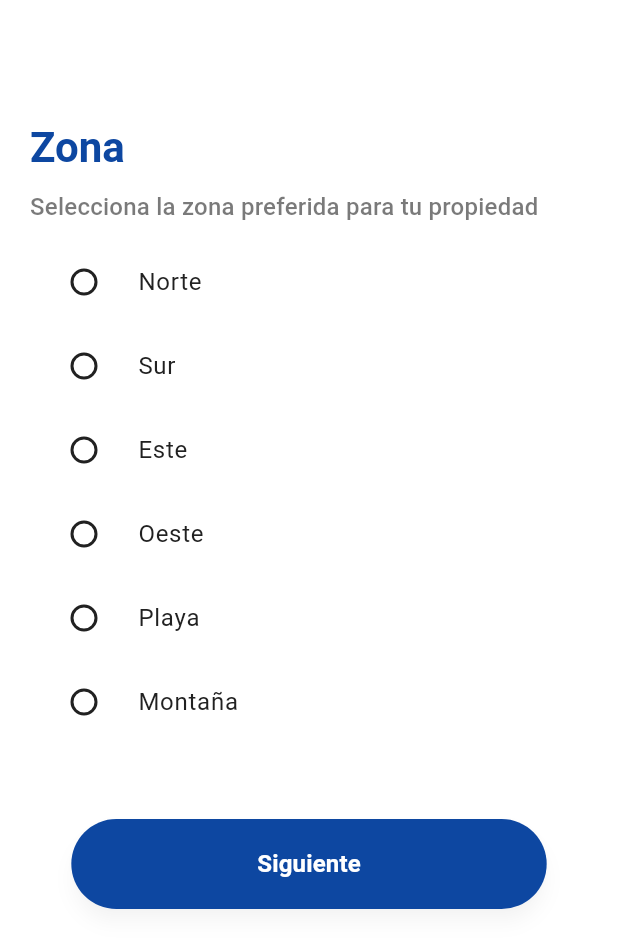
After one commit to Danie0822/habbit_mobil_flutter, a Flutter app: the ZoneScreen screen opened directly, on a phone screen of 412 x 824 dp. The commit adds this screen. Shown: the top 948 px of the screen. Run offline on Flutter 3.47's test engine with Material 3 defaults, Android fonts, the phone set to English and light mode, and no system bars; our stand-ins replace animated_bottom_navigation_bar, go_router.

Commit message:
Cambios en pantalla de zonas

```diff
--- a/lib/routes/app_router.dart
+++ b/lib/routes/app_router.dart
@@ -6,7 +6,7 @@ final GoRouter router = GoRouter(
   routes: [
     GoRoute(
       path: '/',
-      builder: (context, state) => LoginScreen(),
+      builder: (context, state) => const LoginScreen(),
     ),
     GoRoute(
       path: '/main',
--- a/lib/screens/screens.dart
+++ b/lib/screens/screens.dart
@@ -7,3 +7,4 @@ export 'package:habbit_mobil_flutter/screens/main_screen.dart';
 export 'package:habbit_mobil_flutter/screens/login_screen.dart';
 export 'package:habbit_mobil_flutter/screens/register_screen.dart';
 export 'package:habbit_mobil_flutter/screens/category_screen.dart';
+export 'package:habbit_mobil_flutter/screens/zone_screen.dart';
--- /dev/null
+++ b/lib/screens/zone_screen.dart
@@ -0,0 +1,78 @@
+import 'package:flutter/material.dart';
+import 'package:go_router/go_router.dart';
+import 'package:habbit_mobil_flutter/common/styles/text.dart';
+import 'package:habbit_mobil_flutter/common/widgets/button.dart';
+import 'package:habbit_mobil_flutter/utils/constants/colors.dart';
+
+class ZoneScreen extends StatefulWidget {
+  const ZoneScreen({super.key});
+
+  @override
+  State<StatefulWidget> createState() => _ZoneScreenState();
+}
+
+class _ZoneScreenState extends State<ZoneScreen> {
+  final List<String> _radioItems = [
+    "Norte",
+    "Sur",
+    "Este",
+    "Oeste",
+    "Playa",
+    "Montaña"
+  ];
+  String? _selectedRadioItem;
+
+  @override
+  Widget build(BuildContext context) {
+    final Color colorTexto = Theme.of(context).brightness == Brightness.light
+        ? secondaryColor
+        : lightTextColor;
+
+    return Scaffold(
+      body: Padding(
+      padding: const EdgeInsets.all(20),
+      child: Column(
+        crossAxisAlignment: CrossAxisAlignment.start,
+        children: [
+          const SizedBox(height: 60),
+          Text(
+            "Zona",
+            style: AppStyles.headline5(context, colorTexto),
+          ),
+          const SizedBox(height: 10),
+          Text(
+            "Selecciona la zona preferida para tu propiedad",
+            style: AppStyles.subtitle1(context),
+          ),
+          const SizedBox(height: 10),
+          for (int i = 0; i < _radioItems.length; i++)
+            RadioListTile<String>(
+              value: _radioItems[i],
+              groupValue: _selectedRadioItem,
+              onChanged: (value) {
+                setState(() {
+                  _selectedRadioItem = value!;
+                });
+              },
+              title: Text(_radioItems[i]),
+              activeColor: colorTextYellow,
+              shape: RoundedRectangleBorder(
+                borderRadius: BorderRadius.circular(30),
+              ),
+              controlAffinity: ListTileControlAffinity.leading,
+            ),
+          const SizedBox(height: 50),
+          Align(
+            alignment: Alignment.center,
+            child: CustomButton(
+              onPressed: () {
+                context.push('/main');
+              },
+              text: "Siguiente",
+            ),
+          ),
+        ],
+      ),
+    ));
+  }
+}
```
Also changed, not shown: lib/screens/category_screen.dart (+9 -12 lines), lib/screens/price_screen.dart (added).
